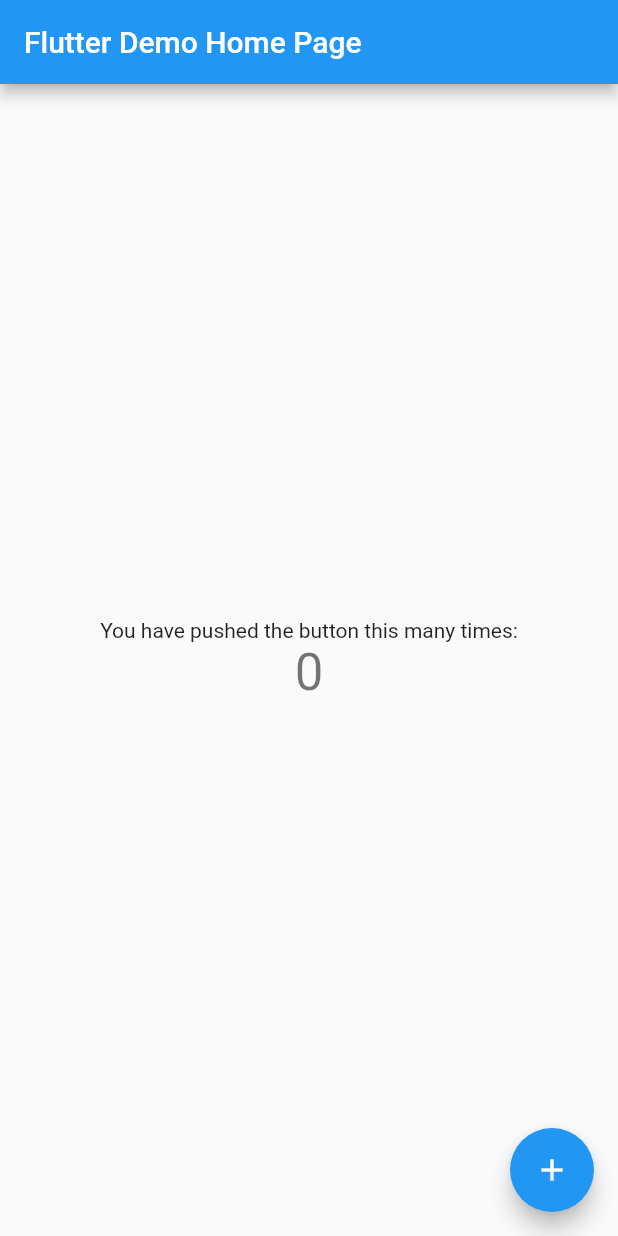
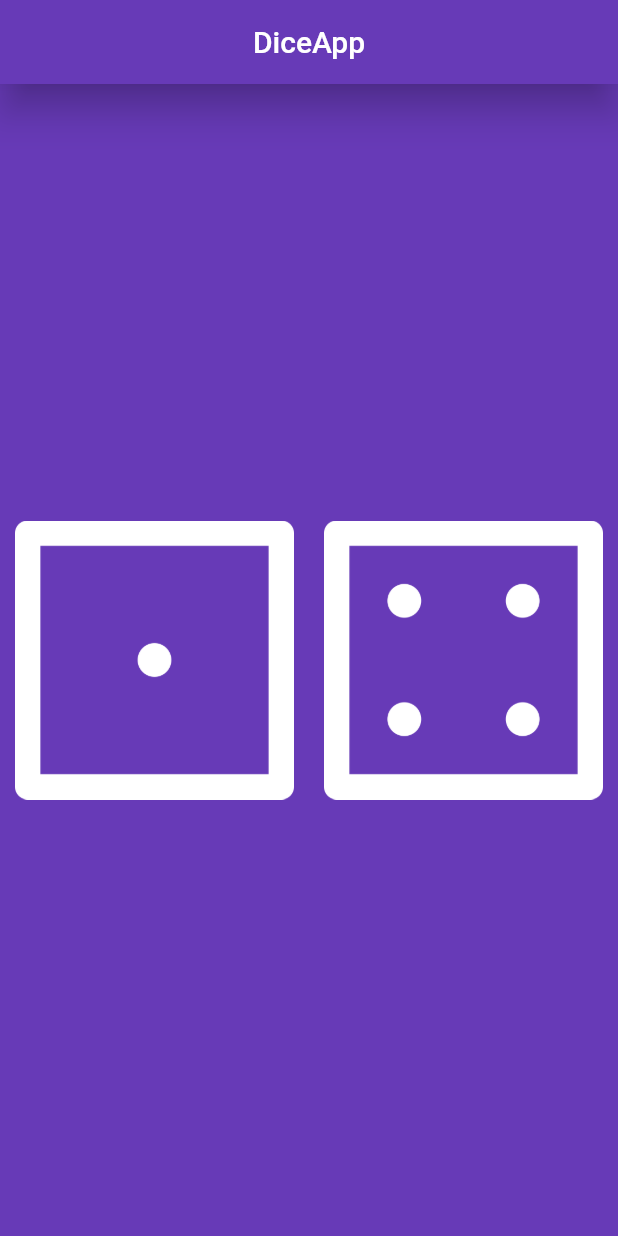
Before and after one commit to MarkoVilca/dice_app, a Flutter app: the screen it shows after launch, on a phone screen of 412 x 824 dp. Run offline on Flutter 3.47's test engine with Material 2 defaults, Android fonts, the phone set to English and light mode, and no system bars.

Commit message:
commit 1.1

```diff
--- a/lib/main.dart
+++ b/lib/main.dart
@@ -7,109 +7,51 @@ void main() {
 class MyApp extends StatelessWidget {
   const MyApp({super.key});
 
-  // This widget is the root of your application.
   @override
   Widget build(BuildContext context) {
     return MaterialApp(
-      title: 'Flutter Demo',
-      theme: ThemeData(
-        // This is the theme of your application.
-        //
-        // Try running your application with "flutter run". You'll see the
-        // application has a blue toolbar. Then, without quitting the app, try
-        // changing the primarySwatch below to Colors.green and then invoke
-        // "hot reload" (press "r" in the console where you ran "flutter run",
-        // or simply save your changes to "hot reload" in a Flutter IDE).
-        // Notice that the counter didn't reset back to zero; the application
-        // is not restarted.
-        primarySwatch: Colors.blue,
-      ),
-      home: const MyHomePage(title: 'Flutter Demo Home Page'),
+      home: HomePage()
     );
   }
 }
 
-class MyHomePage extends StatefulWidget {
-  const MyHomePage({super.key, required this.title});
-
-  // This widget is the home page of your application. It is stateful, meaning
-  // that it has a State object (defined below) that contains fields that affect
-  // how it looks.
-
-  // This class is the configuration for the state. It holds the values (in this
-  // case the title) provided by the parent (in this case the App widget) and
-  // used by the build method of the State. Fields in a Widget subclass are
-  // always marked "final".
-
-  final String title;
-
-  @override
-  State<MyHomePage> createState() => _MyHomePageState();
-}
-
-class _MyHomePageState extends State<MyHomePage> {
-  int _counter = 0;
-
-  void _incrementCounter() {
-    setState(() {
-      // This call to setState tells the Flutter framework that something has
-      // changed in this State, which causes it to rerun the build method below
-      // so that the display can reflect the updated values. If we changed
-      // _counter without calling setState(), then the build method would not be
-      // called again, and so nothing would appear to happen.
-      _counter++;
-    });
-  }
+class HomePage extends StatelessWidget{
+  const HomePage({super.key});
 
   @override
   Widget build(BuildContext context) {
-    // This method is rerun every time setState is called, for instance as done
-    // by the _incrementCounter method above.
-    //
-    // The Flutter framework has been optimized to make rerunning build methods
-    // fast, so that you can just rebuild anything that needs updating rather
-    // than having to individually change instances of widgets.
     return Scaffold(
+       backgroundColor: Colors.deepPurple,
         appBar: AppBar(
-        // Here we take the value from the MyHomePage object that was created by
-        // the App.build method, and use it to set our appbar title.
-        title: Text(widget.title),
+          title: Text("DiceApp"),
+          centerTitle: true,
+          backgroundColor: Colors.deepPurple,
+          elevation: 10.0,
         ),
         body: Center(
-        // Center is a layout widget. It takes a single child and positions it
-        // in the middle of the parent.
-        child: Column(
-          // Column is also a layout widget. It takes a list of children and
-          // arranges them vertically. By default, it sizes itself to fit its
-          // children horizontally, and tries to be as tall as its parent.
-          //
-          // Invoke "debug painting" (press "p" in the console, choose the
-          // "Toggle Debug Paint" action from the Flutter Inspector in Android
-          // Studio, or the "Toggle Debug Paint" command in Visual Studio Code)
-          // to see the wireframe for each widget.
-          //
-          // Column has various properties to control how it sizes itself and
-          // how it positions its children. Here we use mainAxisAlignment to
-          // center the children vertically; the main axis here is the vertical
-          // axis because Columns are vertical (the cross axis would be
-          // horizontal).
-          mainAxisAlignment: MainAxisAlignment.center,
-          children: <Widget>[
-            const Text(
-              'You have pushed the button this many times:',
+          child: Row(
+            children: [
+             Expanded(
+              child: Padding(
+                padding: const EdgeInsets.all(10.0),
+                child: Image.asset(
+                  "assets/images/dice1.png"
                   ),
-            Text(
-              '$_counter',
-              style: Theme.of(context).textTheme.headline4,
+              ),
+                flex: 1,
+              ),
+             Expanded(
+              child: Padding(
+                padding: const EdgeInsets.all(10.0),
+                child: Image.asset(
+                  "assets/images/dice4.png"
+                  ),
+                ),
+                flex: 1,
               ),
             ],
           ),
         ),
-      floatingActionButton: FloatingActionButton(
-        onPressed: _incrementCounter,
-        tooltip: 'Increment',
-        child: const Icon(Icons.add),
-      ), // This trailing comma makes auto-formatting nicer for build methods.
     );
   }
 }
--- a/pubspec.yaml
+++ b/pubspec.yaml
@@ -60,8 +60,8 @@ flutter:
   uses-material-design: true
 
   # To add assets to your application, add an assets section, like this:
-  # assets:
-  #   - images/a_dot_burr.jpeg
+  assets:
+    - assets/images/
   #   - images/a_dot_ham.jpeg
 
   # An image asset can refer to one or more resolution-specific "variants", see
```
Also changed, not shown: assets/images/dice1.png (added), assets/images/dice2.png (added), assets/images/dice3.png (added), assets/images/dice4.png (added), assets/images/dice5.png (added), assets/images/dice6.png (added). Lines whose indentation alone changed are shown as unchanged.
